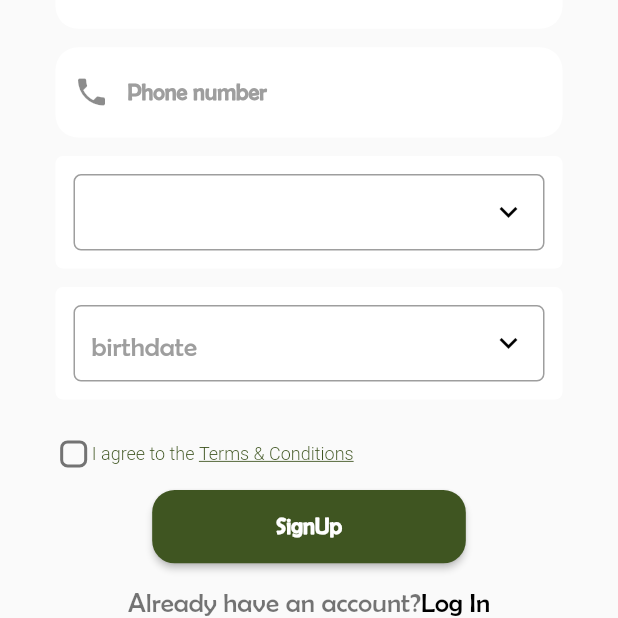
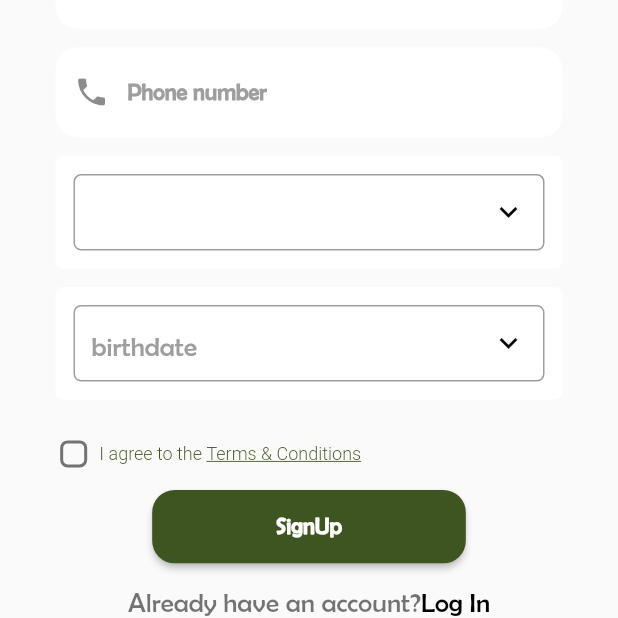
Before and after one commit to BloodyMercy/Cater_me, a Flutter app: the SignupScreen screen opened directly, scrolled down 96 dp, on a phone screen of 412 x 824 dp, the part 618-1236 px from its top. Run offline on Flutter 3.47's test engine with Material 2 defaults, Android fonts, the phone set to English and light mode, and no system bars; our stand-ins replace animated_text_kit, audioplayers, auto_size_text, badges, cached_network_image, carousel_slider and 21 more; missing offline and left inert: credit_card, flutter_cupertino_datetime_picker, flutter_inappwebview; accounts and stored records are empty; Roboto replaces fonts that are missing (Ubuntu); project files that could hold a hidden picture were left out.

Commit message:
ibrahim makary

```diff
--- a/example/lib/Screens/auth/signup_screen.dart
+++ b/example/lib/Screens/auth/signup_screen.dart
@@ -549,6 +549,7 @@ bool isCheckedcolor =false ;
                                     },
                                   ),
                                 ),
+                                SizedBox(width: 5,),
                                 Text(
                                    "I agree to the ",
                                   style: TextStyle(
```
